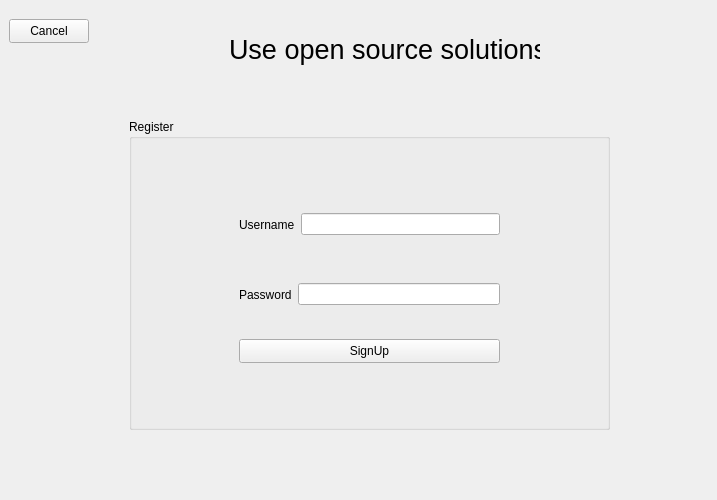
Before: the Qt Designer form ui/mainwindow.ui in llauret-iut90/BeretPass, drawn with Qt 5.
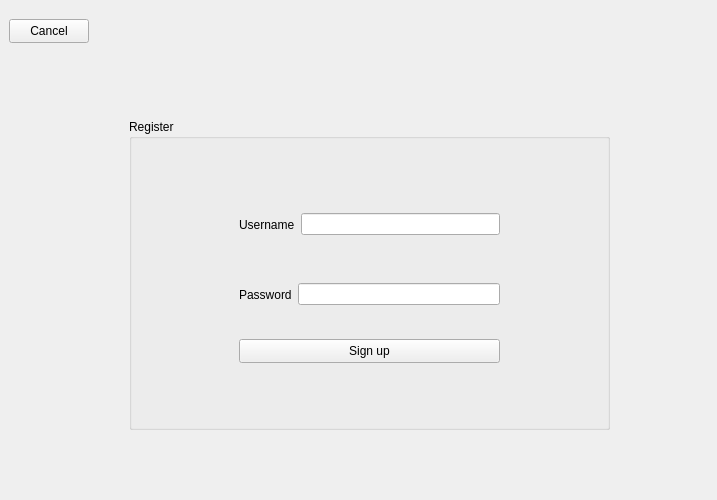
After: the same form once the commit is applied. The open tabs and pages were chosen to show the change. Icons and pictures are not drawn.

Commit message: clean register page

```diff
--- a/ui/mainwindow.ui
+++ b/ui/mainwindow.ui
@@ -247,24 +247,6 @@
        </layout>
       </widget>
       <widget class="QWidget" name="registerPage3">
-       <widget class="QLabel" name="registerLabel">
-        <property name="geometry">
-         <rect>
-          <x>220</x>
-          <y>20</y>
-          <width>311</width>
-          <height>41</height>
-         </rect>
-        </property>
-        <property name="font">
-         <font>
-          <pointsize>20</pointsize>
-         </font>
-        </property>
-        <property name="text">
-         <string>Use open source solutions</string>
-        </property>
-       </widget>
        <widget class="QGroupBox" name="groupBox">
         <property name="geometry">
          <rect>
@@ -339,7 +321,7 @@
           </rect>
          </property>
          <property name="text">
-          <string>SignUp</string>
+          <string>Sign up</string>
          </property>
         </widget>
        </widget>
```
